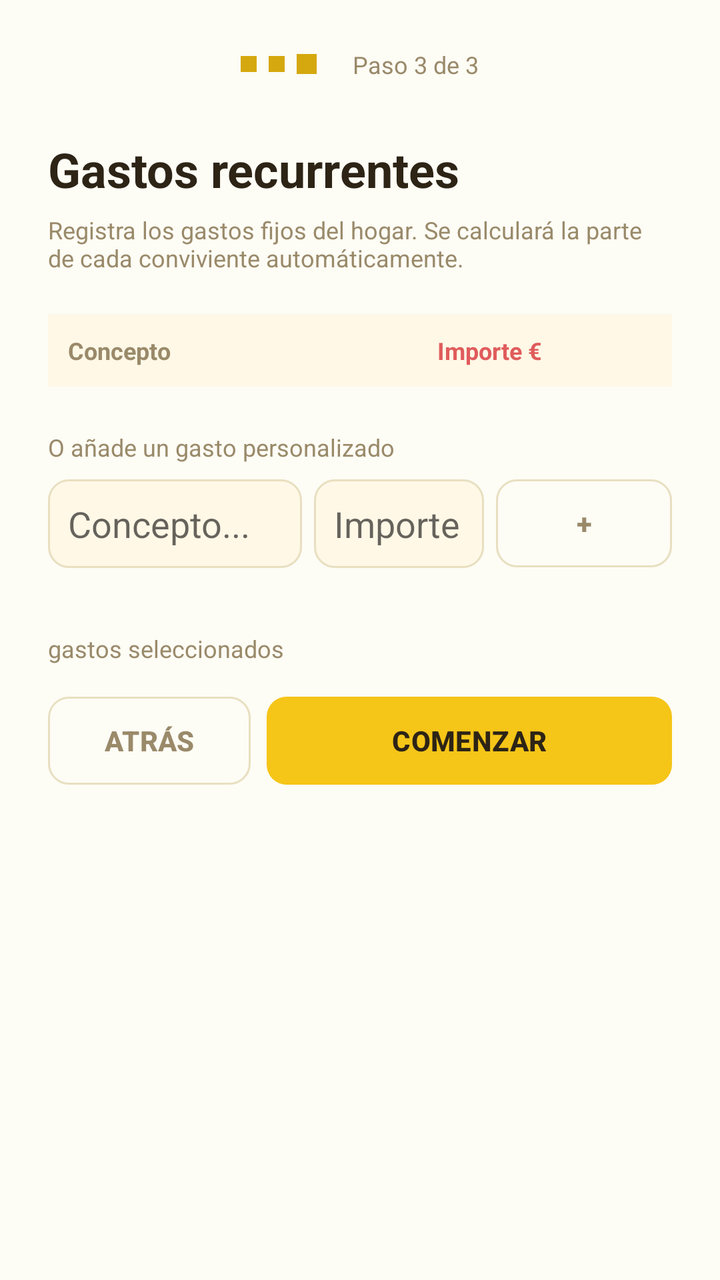
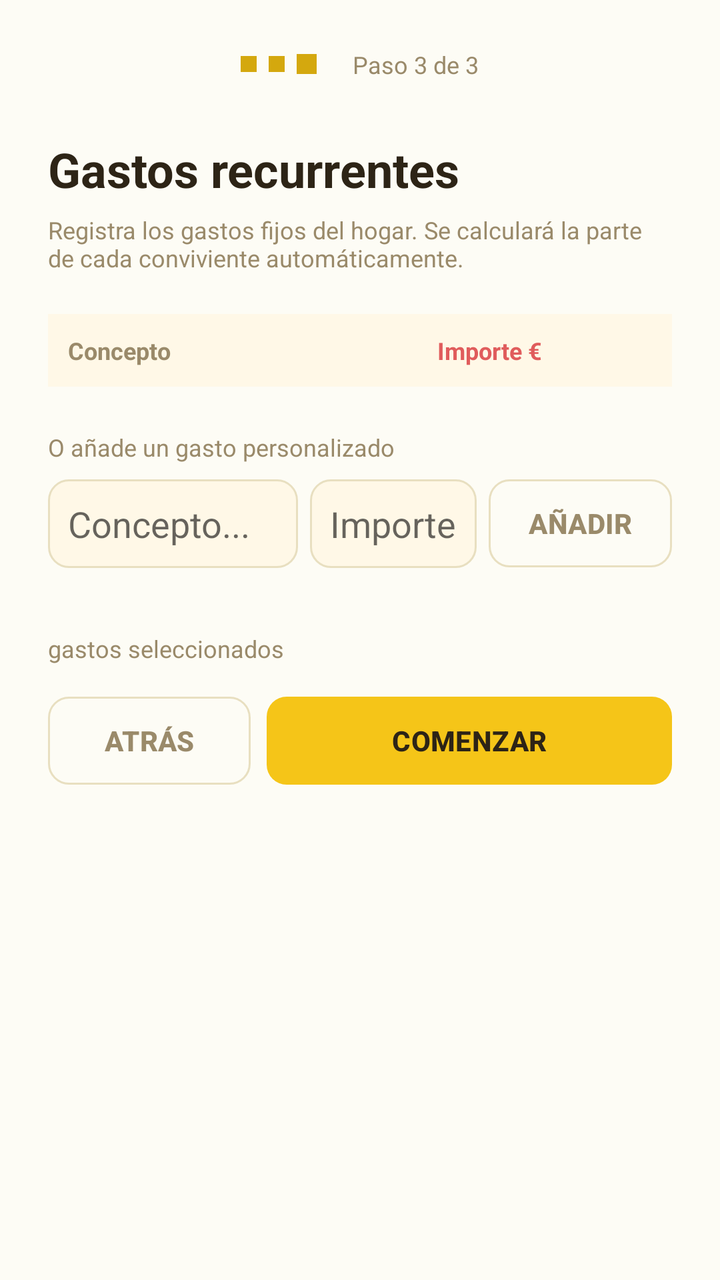

Compare the two renders of this Android layout. The source of the first and the diff that turns it into the second are given below.
<!-- AndroidManifest.xml: application theme Theme.HomneyApp -->
<!-- res/layout/activity_activity3_gastos_recurrentes.xml -->
<?xml version="1.0" encoding="utf-8"?>
<ScrollView xmlns:android="http://schemas.android.com/apk/res/android"
    android:layout_width="match_parent"
    android:layout_height="match_parent"
    android:background="@color/background"
    android:fillViewport="true">

    <LinearLayout
        android:layout_width="match_parent"
        android:layout_height="wrap_content"
        android:orientation="vertical"
        android:padding="24dp"
        android:paddingBottom="40dp">

        
        <LinearLayout
            android:layout_width="match_parent"
            android:layout_height="wrap_content"
            android:orientation="horizontal"
            android:gravity="center"
            android:layout_marginBottom="28dp">

            <View android:layout_width="8dp" android:layout_height="8dp"
                android:background="@color/accent_dark" android:layout_marginEnd="6dp" />
            <View
                android:layout_width="8dp" android:layout_height="8dp"
                android:background="@color/accent_dark" android:layout_marginEnd="6dp" />
            <View android:layout_width="10dp"
                android:layout_height="10dp"
                android:background="@color/accent_dark"
                android:layout_marginEnd="6dp"/>

            <TextView
                android:layout_width="wrap_content"
                android:layout_height="wrap_content"
                android:text="Paso 3 de 3"
                style="@style/Homney.Text.Muted"
                android:layout_marginStart="12dp" />
        </LinearLayout>

        
        <TextView
            android:layout_width="wrap_content"
            android:layout_height="wrap_content"
            android:text="@string/gastos_recurrentes"
            android:textColor="@color/text"
            android:textSize="24sp"
            android:textStyle="bold"
            android:layout_marginBottom="6dp" />

        <TextView
            android:layout_width="match_parent"
            android:layout_height="wrap_content"
            android:text="@string/registra_los_gastos_fijos_del_hogar_se_calcular_la_parte_de_cada_conviviente_autom_ticamente"
            style="@style/Homney.Text.Muted"
            android:layout_marginBottom="20dp" />

        
        <LinearLayout
            android:layout_width="match_parent"
            android:layout_height="wrap_content"
            android:orientation="horizontal"
            android:background="@color/surface_two"
            android:padding="10dp"
            android:layout_marginBottom="2dp">

            <TextView
                android:layout_width="0dp"
                android:layout_height="wrap_content"
                android:layout_weight="3"
                android:text="@string/concepto_title"
                android:textStyle="bold"
                android:textSize="12sp"
                android:textColor="@color/muted" />

            <TextView
                android:layout_width="0dp"
                android:layout_height="wrap_content"
                android:layout_weight="2"
                android:text="Importe €"
                android:textStyle="bold"
                android:textSize="12sp"
                android:textColor="@color/danger"
                android:gravity="end" />

            <TextView
                android:layout_width="0dp"
                android:layout_height="wrap_content"
                android:layout_weight="1"
                android:textSize="12sp"
                android:layout_marginStart="8dp" />
        </LinearLayout>

        
        <LinearLayout
            android:id="@+id/ll_gastos_tabla"
            android:layout_width="match_parent"
            android:layout_height="wrap_content"
            android:orientation="vertical"
            android:layout_marginBottom="20dp" />

        
        <TextView
            style="@style/Homney.Text.Muted"
            android:layout_width="wrap_content"
            android:layout_height="wrap_content"
            android:text="@string/o_a_ade_un_gasto_personalizado"
            android:layout_marginBottom="8dp" />

        <LinearLayout
            android:layout_width="match_parent"
            android:layout_height="wrap_content"
            android:orientation="horizontal"
            android:gravity="center_vertical"
            android:layout_marginBottom="32dp">

            <EditText
                android:id="@+id/et_custom_nombre"
                android:layout_width="0dp"
                android:layout_height="wrap_content"
                android:layout_weight="3"
                android:hint="@string/concepto_hint"
                android:background="@drawable/bg_input"
                android:padding="10dp"
                android:inputType="textCapSentences"
                android:layout_marginEnd="6dp" />

            <EditText
                android:id="@+id/et_custom_importe"
                android:layout_width="0dp"
                android:layout_height="wrap_content"
                android:layout_weight="2"
                android:hint="Importe €"
                android:background="@drawable/bg_input"
                android:padding="10dp"
                android:inputType="numberDecimal"
                android:layout_marginEnd="6dp" />

            <Button
                android:id="@+id/btn_add_gasto"
                style="@style/Homney.Button.Ghost"
                android:layout_width="wrap_content"
                android:layout_height="wrap_content"
                android:text="+" />
        </LinearLayout>

        
        <TextView
            android:id="@+id/tv_resumen_gastos"
            style="@style/Homney.Text.Muted"
            android:layout_width="wrap_content"
            android:layout_height="wrap_content"
            android:text="@string/_0_gastos_seleccionados"
            android:layout_marginBottom="16dp" />

        
        <LinearLayout
            android:layout_width="match_parent"
            android:layout_height="wrap_content"
            android:orientation="horizontal">

            <Button
                android:id="@+id/btn_atras"
                style="@style/Homney.Button.Ghost"
                android:layout_width="0dp"
                android:layout_height="wrap_content"
                android:layout_weight="1"
                android:text="@string/atras"
                android:layout_marginEnd="8dp" />

            <Button
                android:id="@+id/btn_comenzar"
                style="@style/Homney.Button.Primary"
                android:layout_width="0dp"
                android:layout_height="wrap_content"
                android:layout_weight="2"
                android:text="@string/comenzar" />
        </LinearLayout>

    </LinearLayout>
</ScrollView>
<!-- resources referenced by this layout -->
<resources>
  <color name="accent_dark">#D4A80E</color>
  <color name="background">#FDFCF5</color>
  <color name="danger">#E05C5C</color>
  <color name="muted">#9A8A6A</color>
  <color name="surface_two">#FFF8E7</color>
  <color name="text">#2D2416</color>
  <!-- drawable bg_input (drawable) -->
  <?xml version="1.0" encoding="utf-8"?>
  <selector xmlns:android="http://schemas.android.com/apk/res/android">
  
      
      <item android:state_focused="true">
          <shape android:shape="rectangle">
              <solid android:color="@color/surface_two" />
              <stroke android:width="2dp" android:color="@color/accent" />
              <corners android:radius="10dp" />
          </shape>
      </item>
  
      
      <item>
          <shape android:shape="rectangle">
              <solid android:color="@color/surface_two" />
              <stroke android:width="1dp" android:color="@color/border" />
              <corners android:radius="10dp" />
          </shape>
      </item>
  
  </selector>
  <string name="_0_gastos_seleccionados">gastos seleccionados</string>
  <string name="atras">Atrás</string>
  <string name="comenzar">Comenzar</string>
  <string name="concepto_hint">Concepto...</string>
  <string name="concepto_title">Concepto</string>
  <string name="gastos_recurrentes">Gastos recurrentes</string>
  <string name="o_a_ade_un_gasto_personalizado">O añade un gasto personalizado</string>
  <string name="registra_los_gastos_fijos_del_hogar_se_calcular_la_parte_de_cada_conviviente_autom_ticamente">Registra los gastos fijos del hogar. Se calculará la parte de cada conviviente automáticamente.</string>
  <style name="Homney.Button.Ghost" parent="Homney.Button.Base">
          <item name="android:background">@drawable/bg_button_ghost</item>
          <item name="android:textColor">@color/muted</item>
      </style>
  <style name="Homney.Button.Primary" parent="Homney.Button.Base">
          <item name="android:background">@drawable/bg_button_primary</item>
          <item name="android:textColor">@color/text</item>
      </style>
  <style name="Homney.Text.Muted" parent="Homney.Text">
          <item name="android:textColor">@color/muted</item>
          <item name="android:textSize">12sp</item>
      </style>
  <style name="Theme.HomneyApp" parent="Theme.MaterialComponents.DayNight.DarkActionBar">
          
          <item name="colorPrimary">@color/accent</item>
          <item name="colorPrimaryVariant">@color/accent_dark</item>
          <item name="colorOnPrimary">@color/text</item>
          
          <item name="colorSecondary">@color/green</item>
          <item name="colorSecondaryVariant">@color/green_dark</item>
          <item name="colorOnSecondary">@color/text</item>
          
          <item name="android:colorBackground">@color/background</item>
          <item name="colorSurface">@color/surface</item>
          <item name="colorOnSurface">@color/text</item>
          
          <item name="android:statusBarColor" tools:targetApi="l">@color/accent_dark</item>
      </style>
  <color name="accent">#F5C518</color>
  <color name="border">#E8DFC0</color>
  <style name="Homney.Text" parent="" />
  <color name="green">#7CC87A</color>
  <color name="green_dark">#58A856</color>
  <color name="surface">#FFFFFFFF</color>
  <color name="accent_background">#FFF3C0</color>
  <color name="accent_disabled">#8CF5C518</color>
  <!-- unchanged entries left out for length: 3 -->
</resources>

<!-- the commit's change to res/layout/activity_activity3_gastos_recurrentes.xml (unified diff, before → after) -->
@@ -33,7 +33,7 @@
             <TextView
                 android:layout_width="wrap_content"
                 android:layout_height="wrap_content"
-                android:text="Paso 3 de 3"
+                android:text="@string/paso_3_de_3"
                 style="@style/Homney.Text.Muted"
                 android:layout_marginStart="12dp" />
         </LinearLayout>
@@ -77,7 +77,7 @@
                 android:layout_width="0dp"
                 android:layout_height="wrap_content"
                 android:layout_weight="2"
-                android:text="Importe €"
+                android:text="@string/importe_euros"
                 android:textStyle="bold"
                 android:textSize="12sp"
                 android:textColor="@color/danger"
@@ -141,7 +141,7 @@
                 style="@style/Homney.Button.Ghost"
                 android:layout_width="wrap_content"
                 android:layout_height="wrap_content"
-                android:text="+" />
+                android:text="@string/anhadir_btn" />
         </LinearLayout>
 
         
<!-- resource entries referenced after the edit -->
@@ -30,12 +30,15 @@
   
   </selector>
   <string name="_0_gastos_seleccionados">gastos seleccionados</string>
+  <string name="anhadir_btn">Añadir</string>
   <string name="atras">Atrás</string>
   <string name="comenzar">Comenzar</string>
   <string name="concepto_hint">Concepto...</string>
   <string name="concepto_title">Concepto</string>
   <string name="gastos_recurrentes">Gastos recurrentes</string>
+  <string name="importe_euros">Importe €</string>
   <string name="o_a_ade_un_gasto_personalizado">O añade un gasto personalizado</string>
+  <string name="paso_3_de_3">Paso 3 de 3</string>
   <string name="registra_los_gastos_fijos_del_hogar_se_calcular_la_parte_de_cada_conviviente_autom_ticamente">Registra los gastos fijos del hogar. Se calculará la parte de cada conviviente automáticamente.</string>
   <style name="Homney.Button.Ghost" parent="Homney.Button.Base">
           <item name="android:background">@drawable/bg_button_ghost</item>
